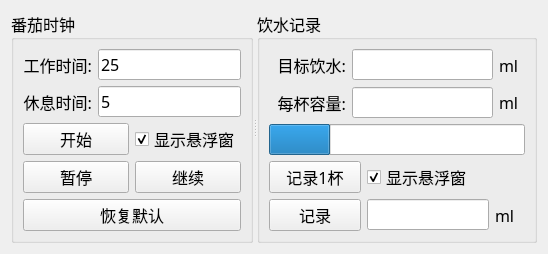
Qt form pomodoro_timer/main_widget.ui (IceFRain/pomodoro_timer) before a commit.
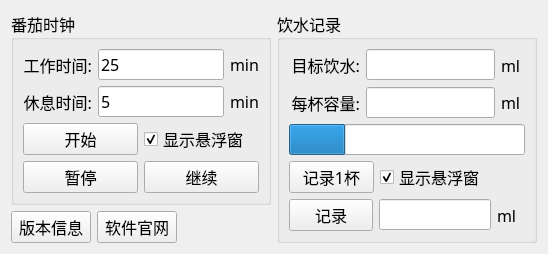
The same form after that commit.

```diff
--- a/pomodoro_timer/main_widget.ui
+++ b/pomodoro_timer/main_widget.ui
@@ -19,19 +19,17 @@
   <property name="windowTitle">
    <string>MainWidget</string>
   </property>
-  <layout class="QHBoxLayout" name="horizontalLayout_9">
+  <layout class="QHBoxLayout" name="horizontalLayout_10" stretch="1,1">
    <item>
-    <widget class="QSplitter" name="splitter">
-     <property name="orientation">
-      <enum>Qt::Horizontal</enum>
-     </property>
-     <widget class="QGroupBox" name="groupBox_clcok">
+    <layout class="QVBoxLayout" name="verticalLayout_3" stretch="5,1">
+     <item>
+      <widget class="QGroupBox" name="groupBox_clock">
       <property name="title">
        <string>番茄时钟</string>
       </property>
-      <layout class="QVBoxLayout" name="verticalLayout" stretch="1,1,1,1,1">
+       <layout class="QVBoxLayout" name="verticalLayout" stretch="1,1,1,1">
        <item>
-        <layout class="QHBoxLayout" name="horizontalLayout" stretch="2,5">
+         <layout class="QHBoxLayout" name="horizontalLayout" stretch="2,5,0">
          <item>
           <widget class="QLabel" name="L_work_time">
            <property name="text">
@@ -49,10 +47,17 @@
            </property>
           </widget>
          </item>
+          <item>
+           <widget class="QLabel" name="L_clock_work_time_min">
+            <property name="text">
+             <string>min</string>
+            </property>
+           </widget>
+          </item>
         </layout>
        </item>
        <item>
-        <layout class="QHBoxLayout" name="horizontalLayout_2" stretch="2,5">
+         <layout class="QHBoxLayout" name="horizontalLayout_2" stretch="2,5,0">
          <item>
           <widget class="QLabel" name="L_rest_time">
            <property name="text">
@@ -70,6 +75,13 @@
            </property>
           </widget>
          </item>
+          <item>
+           <widget class="QLabel" name="L_clock_rest_time_min">
+            <property name="text">
+             <string>min</string>
+            </property>
+           </widget>
+          </item>
         </layout>
        </item>
        <item>
@@ -111,15 +123,43 @@
          </item>
         </layout>
        </item>
+       </layout>
+      </widget>
+     </item>
        <item>
-        <widget class="QPushButton" name="PB_continue_2">
+      <layout class="QHBoxLayout" name="horizontalLayout_9">
+       <item>
+        <widget class="QPushButton" name="PB_version">
          <property name="text">
-          <string>恢复默认</string>
+          <string>版本信息</string>
          </property>
         </widget>
        </item>
-      </layout>
-     </widget>
+       <item>
+        <widget class="QPushButton" name="PB_project_url">
+         <property name="text">
+          <string>软件官网</string>
+         </property>
+        </widget>
+       </item>
+       <item>
+        <spacer name="horizontalSpacer">
+         <property name="orientation">
+          <enum>Qt::Horizontal</enum>
+         </property>
+         <property name="sizeHint" stdset="0">
+          <size>
+           <width>40</width>
+           <height>20</height>
+          </size>
+         </property>
+        </spacer>
+       </item>
+      </layout>
+     </item>
+    </layout>
+   </item>
+   <item>
      <widget class="QGroupBox" name="groupBox_drink">
       <property name="title">
        <string>饮水记录</string>
@@ -256,7 +296,6 @@
         </layout>
        </item>
       </layout>
-     </widget>
     </widget>
    </item>
   </layout>
```
Left out of the diff: 22 changed lines with no effect on the pictures. Lines whose indentation alone changed are shown as unchanged.
